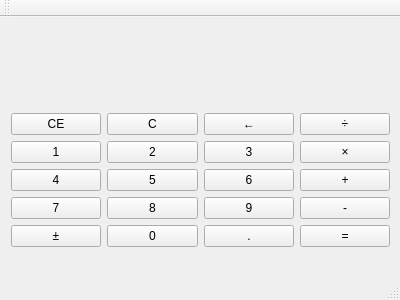
Above: calculator/mainwindow.ui from IrisLiu0312/pic10c-final before the change. Below: the same form after it.
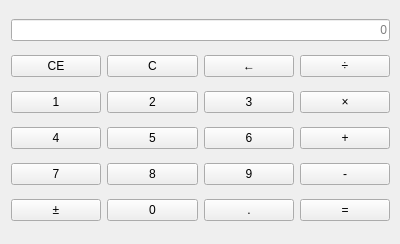
That is the form after the change.

```diff
--- a/calculator/mainwindow.ui
+++ b/calculator/mainwindow.ui
@@ -7,7 +7,7 @@
     <x>0</x>
     <y>0</y>
     <width>400</width>
-    <height>300</height>
+    <height>244</height>
    </rect>
   </property>
   <property name="windowTitle">
@@ -18,9 +18,9 @@
     <property name="geometry">
      <rect>
       <x>0</x>
-      <y>60</y>
+      <y>0</y>
       <width>401</width>
-      <height>181</height>
+      <height>241</height>
      </rect>
     </property>
     <layout class="QGridLayout" name="gridLayout">
@@ -165,24 +165,21 @@
       </widget>
      </item>
      <item row="0" column="1" colspan="4">
-      <widget class="QLabel" name="label">
-       <property name="text">
-        <string/>
+      <widget class="QLineEdit" name="lineEdit">
+       <property name="alignment">
+        <set>Qt::AlignRight|Qt::AlignTrailing|Qt::AlignVCenter</set>
+       </property>
+       <property name="readOnly">
+        <bool>true</bool>
+       </property>
+       <property name="placeholderText">
+        <string>0</string>
        </property>
       </widget>
      </item>
     </layout>
    </widget>
   </widget>
-  <widget class="QToolBar" name="mainToolBar">
-   <attribute name="toolBarArea">
-    <enum>TopToolBarArea</enum>
-   </attribute>
-   <attribute name="toolBarBreak">
-    <bool>false</bool>
-   </attribute>
-  </widget>
-  <widget class="QStatusBar" name="statusBar"/>
  </widget>
  <layoutdefault spacing="6" margin="11"/>
  <resources/>
```
Left out of the diff: 106 changed lines with no effect on the pictures.
